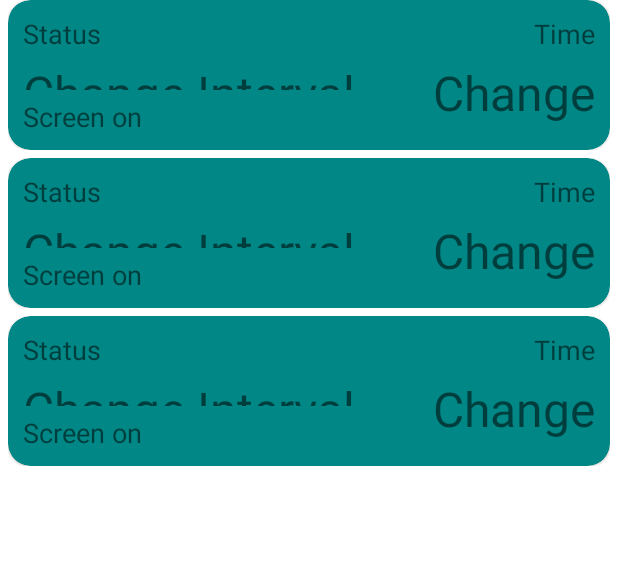
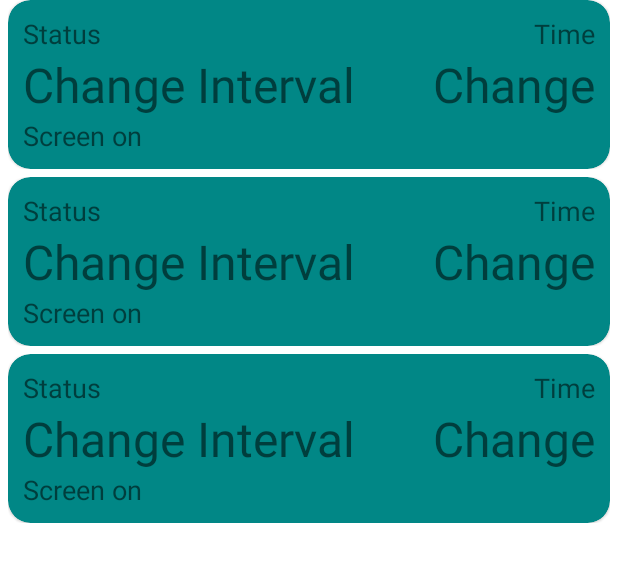
Before and after one commit to ashishsaranshakya/Battery-Manager, an Android app: the layout activity_history.xml on its own in the app's theme, with its tools: preview values and no code run, on a phone screen of 412 x 824 dp. Shown: the top 562 px of the screen. Run offline under Robolectric (Android 15) with nearby library versions, the phone set to English and light mode, and no system bars.

Commit message:
optimized history card view for all devices

```diff
--- a/app/src/main/res/layout/history_view.xml
+++ b/app/src/main/res/layout/history_view.xml
@@ -1,5 +1,6 @@
 <?xml version="1.0" encoding="utf-8"?>
-<androidx.constraintlayout.widget.ConstraintLayout xmlns:android="http://schemas.android.com/apk/res/android"
+<androidx.constraintlayout.widget.ConstraintLayout
+    xmlns:android="http://schemas.android.com/apk/res/android"
     android:layout_width="match_parent"
     android:layout_height="wrap_content"
     android:layout_marginBottom="5dp"
@@ -11,7 +12,7 @@
     <com.google.android.material.card.MaterialCardView
         android:id="@+id/cardView"
         android:layout_width="wrap_content"
-        android:layout_height="100dp"
+        android:layout_height="wrap_content"
         app:cardCornerRadius="15dp"
         app:layout_constraintEnd_toEndOf="parent"
         app:layout_constraintStart_toStartOf="parent"
@@ -20,7 +21,7 @@
 
         <RelativeLayout
             android:layout_width="match_parent"
-            android:layout_height="match_parent"
+            android:layout_height="wrap_content"
             android:padding="10dp">
 
             <TextView
@@ -36,9 +37,8 @@
                 android:id="@+id/changeInterval"
                 android:layout_width="wrap_content"
                 android:layout_height="wrap_content"
-                android:layout_above="@+id/screenOn_avgWattage"
                 android:layout_below="@+id/status"
-                android:layout_marginTop="5dp"
+                android:layout_alignParentStart="true"
                 android:text="Change Interval"
                 android:textSize="32sp" />
 
@@ -46,10 +46,10 @@
                 android:id="@+id/screenOn_avgWattage"
                 android:layout_width="wrap_content"
                 android:layout_height="wrap_content"
+                android:layout_below="@+id/changeInterval"
                 android:layout_alignParentStart="true"
                 android:layout_alignParentBottom="true"
                 android:text="Screen on"
-                android:layout_marginTop="5dp"
                 android:textSize="18sp" />
 
             <TextView
@@ -69,7 +69,6 @@
                 android:layout_alignParentEnd="true"
                 android:text="Change"
                 android:textSize="32sp"
-                android:layout_marginTop="5dp"
                 app:layout_constraintEnd_toEndOf="parent"
                 app:layout_constraintStart_toStartOf="parent" />
         </RelativeLayout>
```
